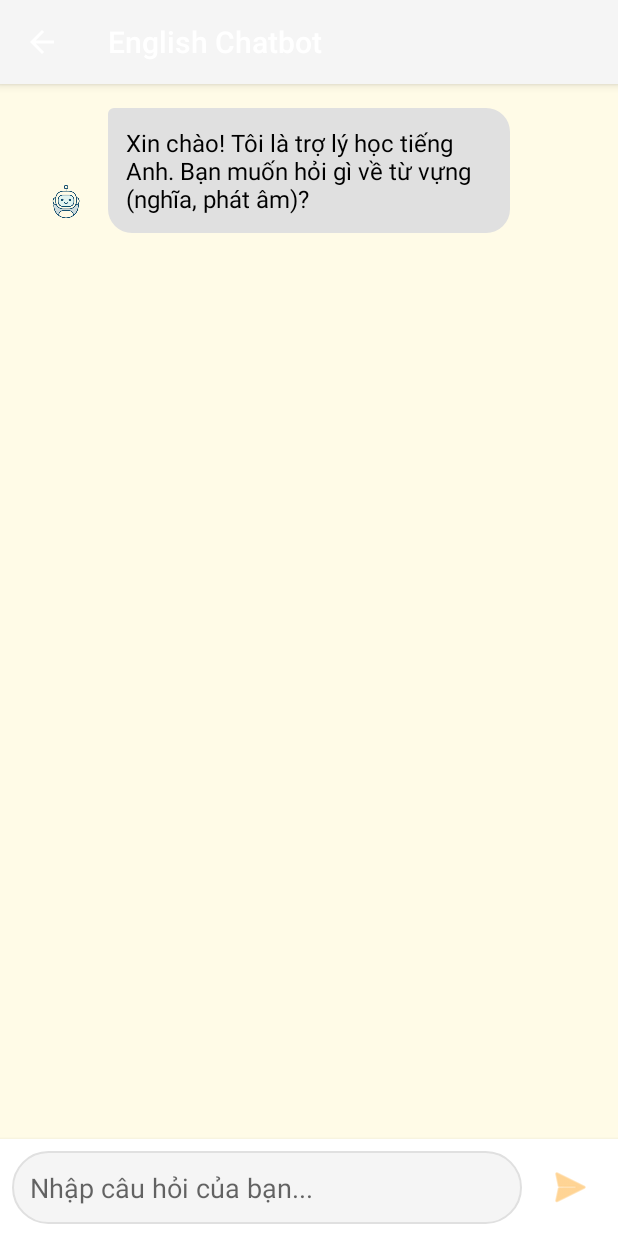
After one commit to vovod/mobile-app, an Android app: the ChatbotActivity screen opened directly, with no data from a screen before it, on a phone screen of 412 x 824 dp. The commit adds this screen. Run offline under Robolectric (Android 15) with nearby library versions, the phone set to English and light mode, and no system bars; libraries missing offline, so code that uses them is left out: com.google.ai.client; 3 statements that could not run were skipped.

Commit message:
add_chat_bot

```diff
--- /dev/null
+++ b/app/src/main/java/com/nhom13/learningenglishapp/activity/ChatbotActivity.java
@@ -0,0 +1,277 @@
+package com.nhom13.learningenglishapp.activity;
+
+import android.content.ActivityNotFoundException;
+import android.content.Intent;
+import android.os.Bundle;
+import android.speech.tts.TextToSpeech;
+import android.util.Log;
+import android.widget.EditText;
+import android.widget.ImageButton;
+import android.widget.Toast;
+
+import androidx.annotation.NonNull;
+import androidx.appcompat.app.AppCompatActivity;
+import androidx.appcompat.widget.Toolbar;
+import androidx.recyclerview.widget.LinearLayoutManager;
+import androidx.recyclerview.widget.RecyclerView;
+
+import com.google.ai.client.generativeai.GenerativeModel;
+import com.google.ai.client.generativeai.java.GenerativeModelFutures;
+import com.google.ai.client.generativeai.type.Content;
+import com.google.ai.client.generativeai.type.GenerateContentResponse;
+import com.google.ai.client.generativeai.type.GenerationConfig;
+import com.google.common.util.concurrent.FutureCallback;
+import com.google.common.util.concurrent.Futures;
+import com.google.common.util.concurrent.ListenableFuture;
+
+import com.nhom13.learningenglishapp.R;
+import com.nhom13.learningenglishapp.adapters.MessageAdapter;
+import com.nhom13.learningenglishapp.database.models.Message;
+
+import java.util.ArrayList;
+import java.util.List;
+import java.util.Locale;
+import java.util.concurrent.Executor;
+import java.util.concurrent.Executors;
+import java.util.regex.Matcher;
+import java.util.regex.Pattern;
+
+public class ChatbotActivity extends AppCompatActivity implements TextToSpeech.OnInitListener {
+
+    private static final String TAG = "ChatbotActivity";
+
+    private RecyclerView rvChatMessages;
+    private EditText etChatMessage;
+    private ImageButton btnSendMessage;
+    private MessageAdapter messageAdapter;
+    private List<Message> messageList;
+
+    private TextToSpeech textToSpeech;
+    private boolean isTtsInitialized = false;
+
+    private GenerativeModel gm;
+    private GenerativeModelFutures model;
+    private Executor mainExecutor;
+
+    @Override
+    protected void onCreate(Bundle savedInstanceState) {
+        super.onCreate(savedInstanceState);
+        setContentView(R.layout.activity_chatbot);
+
+        Toolbar toolbar = findViewById(R.id.toolbarChatbot);
+        setSupportActionBar(toolbar);
+        if (getSupportActionBar() != null) {
+            getSupportActionBar().setDisplayHomeAsUpEnabled(true);
+            getSupportActionBar().setDisplayShowHomeEnabled(true);
+        }
+
+        rvChatMessages = findViewById(R.id.rvChatMessages);
+        etChatMessage = findViewById(R.id.etChatMessage);
+        btnSendMessage = findViewById(R.id.btnSendMessage);
+
+        messageList = new ArrayList<>();
+        messageAdapter = new MessageAdapter(messageList);
+
+        LinearLayoutManager layoutManager = new LinearLayoutManager(this);
+        rvChatMessages.setLayoutManager(layoutManager);
+        rvChatMessages.setAdapter(messageAdapter);
+
+        textToSpeech = new TextToSpeech(this, this);
+        mainExecutor = Executors.newSingleThreadExecutor();
+
+        String apiKey = "API_Key_google_ai_studio"; //thay api vào đây hẹ hẹ
+
+
+        if (apiKey == null || apiKey.isEmpty() || apiKey.equals("YOUR_GEMINI_API_KEY_HERE") || apiKey.equals("null")) {
+            Log.e(TAG, "API Key is missing or not replaced.");
+            Toast.makeText(this, "Lỗi cấu hình: Thiếu API Key", Toast.LENGTH_LONG).show();
+            btnSendMessage.setEnabled(false);
+        } else {
+            GenerationConfig.Builder configBuilder = new GenerationConfig.Builder();
+            gm = new GenerativeModel("gemini-1.5-flash-latest", apiKey, configBuilder.build());
+            model = GenerativeModelFutures.from(gm);
+        }
+
+        btnSendMessage.setOnClickListener(v -> {
+            String userQuery = etChatMessage.getText().toString().trim();
+            if (!userQuery.isEmpty()) {
+                addUserMessage(userQuery);
+                etChatMessage.setText("");
+                if (model != null) {
+                    sendQueryToGemini(userQuery);
+                } else {
+                    addBotMessage("Lỗi: Chatbot chưa được cấu hình đúng cách (API Key).");
+                }
+            } else {
+                Toast.makeText(ChatbotActivity.this, "Vui lòng nhập câu hỏi", Toast.LENGTH_SHORT).show();
+            }
+        });
+
+        addBotMessage("Xin chào! Tôi là trợ lý học tiếng Anh. Bạn muốn hỏi gì về từ vựng (nghĩa, phát âm)?");
+    }
+
+    private void addUserMessage(String text) {
+        Message userMessage = new Message(text, Message.TYPE_USER);
+        messageList.add(userMessage);
+        messageAdapter.notifyItemInserted(messageList.size() - 1);
+        rvChatMessages.scrollToPosition(messageList.size() - 1);
+    }
+
+    private void addBotMessage(String text) {
+        Message botMessage = new Message(text, Message.TYPE_BOT);
+        messageList.add(botMessage);
+        messageAdapter.notifyItemInserted(messageList.size() - 1);
+        rvChatMessages.scrollToPosition(messageList.size() - 1);
+    }
+
+    private void sendQueryToGemini(String query) {
+        addBotMessage("Bot đang suy nghĩ...");
+
+        String prompt = "Bạn là một trợ lý học tiếng Anh thân thiện cho ứng dụng LearningEnglishApp. " +
+                "Nhiệm vụ của bạn là trả lời các câu hỏi của người dùng liên quan đến nghĩa và cách phát âm của từ tiếng Anh. " +
+                "Khi người dùng hỏi nghĩa một từ, hãy cung cấp nghĩa tiếng Việt của từ đó. " +
+                "Khi người dùng hỏi cách phát âm một từ, hãy xác nhận lại từ đó và nói rằng bạn sẽ phát âm nó, ví dụ: 'Okay, để tôi phát âm từ [tên từ] cho bạn nghe nhé.' Sau đó, ứng dụng sẽ dùng Text-To-Speech để phát âm. " +
+                "Nếu câu hỏi không rõ ràng hoặc không liên quan đến từ vựng, hãy trả lời một cách lịch sự rằng bạn chưa hiểu hoặc chỉ có thể giúp về nghĩa và phát âm từ. " +
+                "Câu hỏi của người dùng là: \"" + query + "\"";
+
+        Content content = new Content.Builder().addText(prompt).build();
+        ListenableFuture<GenerateContentResponse> response = model.generateContent(content);
+
+        Futures.addCallback(response, new FutureCallback<GenerateContentResponse>() {
+            @Override
+            public void onSuccess(GenerateContentResponse result) {
+                String resultText = "";
+                try {
+                    if (result != null && result.getText() != null) {
+                        resultText = result.getText();
+                        Log.i(TAG, "Gemini Response: " + resultText);
+                    } else {
+                        resultText = "Xin lỗi, tôi không thể xử lý yêu cầu này ngay bây giờ.";
+                        Log.e(TAG, "Gemini response or text is null.");
+                    }
+                } catch (Exception e) {
+                    resultText = "Đã có lỗi xảy ra khi xử lý phản hồi từ Gemini.";
+                    Log.e(TAG, "Error processing Gemini response: ", e);
+                }
+
+                final String finalResultText = resultText;
+                runOnUiThread(() -> {
+                    updateBotMessage(finalResultText);
+                    Pattern pattern = Pattern.compile("phát âm từ ['\"]?([a-zA-Z\\s]+)['\"]?", Pattern.CASE_INSENSITIVE);
+                    Matcher matcher = pattern.matcher(finalResultText);
+                    if (matcher.find()) {
+                        String wordToPronounce = matcher.group(1);
+                        if (wordToPronounce != null && !wordToPronounce.trim().isEmpty()) {
+                            speakWord(wordToPronounce.trim());
+                        }
+                    } else if (query.toLowerCase().startsWith("phát âm từ ")) {
+                        String wordFromQuery = query.substring("phát âm từ ".length()).trim();
+                        if (!wordFromQuery.isEmpty()) {
+                            speakWord(wordFromQuery);
+                        }
+                    }
+                });
+            }
+
+            @Override
+            public void onFailure(@NonNull Throwable t) {
+                Log.e(TAG, "Error calling Gemini API: ", t);
+                runOnUiThread(() -> {
+                    updateBotMessage("Xin lỗi, đã có lỗi xảy ra khi kết nối với trợ lý AI.");
+                });
+            }
+        }, mainExecutor);
+    }
+
+    private void updateBotMessage(String newText) {
+        if (!messageList.isEmpty() && messageList.get(messageList.size() - 1).getMessageType() == Message.TYPE_BOT) {
+            messageList.get(messageList.size() - 1).setMessageText(newText);
+            messageAdapter.notifyItemChanged(messageList.size() - 1);
+        } else {
+            addBotMessage(newText);
+        }
+        rvChatMessages.scrollToPosition(messageList.size() - 1);
+    }
+
+    @Override
+    public void onInit(int status) {
+        if (status == TextToSpeech.SUCCESS) {
+            isTtsInitialized = true;
+
+            int result = textToSpeech.setLanguage(Locale.US);
+            if (result == TextToSpeech.LANG_MISSING_DATA || result == TextToSpeech.LANG_NOT_SUPPORTED) {
+                Log.w(TAG, "US English not supported or missing. Trying UK English.");
+                result = textToSpeech.setLanguage(Locale.UK);
+                if (result == TextToSpeech.LANG_MISSING_DATA || result == TextToSpeech.LANG_NOT_SUPPORTED) {
+                    Log.w(TAG, "UK English not supported or missing. Trying general English.");
+                    result = textToSpeech.setLanguage(Locale.ENGLISH);
+                    if (result == TextToSpeech.LANG_MISSING_DATA || result == TextToSpeech.LANG_NOT_SUPPORTED) {
+                        Log.e(TAG, "General English also not supported or missing.");
+                        Toast.makeText(this, "Ngôn ngữ tiếng Anh không được TTS hỗ trợ đầy đủ.", Toast.LENGTH_SHORT).show();
+                        isTtsInitialized = false;
+                    } else {
+                        Log.i(TAG, "TextToSpeech set to general English.");
+                    }
+                } else {
+                    Log.i(TAG, "TextToSpeech set to UK English.");
+                }
+            } else {
+                Log.i(TAG, "TextToSpeech set to US English.");
+            }
+        } else {
+            isTtsInitialized = false;
+            Log.e(TAG, "Khởi tạo TextToSpeech thất bại! Status: " + status);
+            Toast.makeText(this, "Khởi tạo TextToSpeech thất bại", Toast.LENGTH_SHORT).show();
+        }
+    }
+
+    private void speakWord(String word) {
+        if (!isTtsInitialized) {
+            Log.e(TAG, "TTS is not initialized. Cannot speak.");
+            Toast.makeText(this, "TTS chưa sẵn sàng để phát âm.", Toast.LENGTH_SHORT).show();
+
+            return;
+        }
+
+        if (textToSpeech != null && !textToSpeech.isSpeaking()) {
+
+            Locale currentLang = textToSpeech.getLanguage();
+            if (currentLang == null || (!currentLang.equals(Locale.US) && !currentLang.equals(Locale.UK) && !currentLang.equals(Locale.ENGLISH))) {
+
+                Log.w(TAG, "TTS language was not set to English. Attempting to set again.");
+                int result = textToSpeech.setLanguage(Locale.US);
+                if (result == TextToSpeech.LANG_MISSING_DATA || result == TextToSpeech.LANG_NOT_SUPPORTED) {
+                    result = textToSpeech.setLanguage(Locale.UK);
+                    if (result == TextToSpeech.LANG_MISSING_DATA || result == TextToSpeech.LANG_NOT_SUPPORTED) {
+                        textToSpeech.setLanguage(Locale.ENGLISH);
+                    }
+                }
+            }
+
+            textToSpeech.speak(word, TextToSpeech.QUEUE_FLUSH, null, word.hashCode() + "");
+            Log.i(TAG, "TTS speaking word: " + word + " with language: " + textToSpeech.getLanguage());
+
+        } else if (textToSpeech == null) {
+            Log.e(TAG, "TextToSpeech is null (should not happen if isTtsInitialized is true).");
+        } else if (textToSpeech.isSpeaking()) {
+            Log.w(TAG, "TextToSpeech is already speaking.");
+
+        }
+    }
+
+    @Override
+    protected void onDestroy() {
+        if (textToSpeech != null) {
+            textToSpeech.stop();
+            textToSpeech.shutdown();
+            Log.i(TAG, "TextToSpeech đã được giải phóng.");
+        }
+        super.onDestroy();
+    }
+
+    @Override
+    public boolean onSupportNavigateUp() {
+        onBackPressed();
+        return true;
+    }
+}
--- /dev/null
+++ b/app/src/main/java/com/nhom13/learningenglishapp/adapters/MessageAdapter.java
@@ -0,0 +1,86 @@
+package com.nhom13.learningenglishapp.adapters;
+
+import android.view.LayoutInflater;
+import android.view.View;
+import android.view.ViewGroup;
+import android.widget.ImageView;
+import android.widget.TextView;
+
+import androidx.annotation.NonNull;
+import androidx.recyclerview.widget.RecyclerView;
+
+import com.nhom13.learningenglishapp.R;
+import com.nhom13.learningenglishapp.database.models.Message;
+
+import java.util.List;
+
+public class MessageAdapter extends RecyclerView.Adapter<RecyclerView.ViewHolder> {
+
+    private List<Message> messageList;
+
+    public MessageAdapter(List<Message> messageList) {
+        this.messageList = messageList;
+    }
+
+    @Override
+    public int getItemViewType(int position) {
+        return messageList.get(position).getMessageType();
+    }
+
+    @NonNull
+    @Override
+    public RecyclerView.ViewHolder onCreateViewHolder(@NonNull ViewGroup parent, int viewType) {
+        LayoutInflater inflater = LayoutInflater.from(parent.getContext());
+        if (viewType == Message.TYPE_USER) {
+            View view = inflater.inflate(R.layout.item_message_user, parent, false);
+            return new UserMessageViewHolder(view);
+        } else {
+            View view = inflater.inflate(R.layout.item_message_bot, parent, false);
+            return new BotMessageViewHolder(view);
+        }
+    }
+
+    @Override
+    public void onBindViewHolder(@NonNull RecyclerView.ViewHolder holder, int position) {
+        Message message = messageList.get(position);
+        if (holder.getItemViewType() == Message.TYPE_USER) {
+            ((UserMessageViewHolder) holder).bind(message);
+        } else {
+            ((BotMessageViewHolder) holder).bind(message);
+        }
+    }
+
+    @Override
+    public int getItemCount() {
+        return messageList == null ? 0 : messageList.size();
+    }
+
+    static class UserMessageViewHolder extends RecyclerView.ViewHolder {
+        TextView tvUserMessage;
+
+        UserMessageViewHolder(View itemView) {
+            super(itemView);
+            tvUserMessage = itemView.findViewById(R.id.tvUserMessage);
+        }
+
+        void bind(Message message) {
+            tvUserMessage.setText(message.getMessageText());
+        }
+    }
+
+    static class BotMessageViewHolder extends RecyclerView.ViewHolder {
+        TextView tvBotMessage;
+        ImageView ivBotAvatar;
+
+        BotMessageViewHolder(View itemView) {
+            super(itemView);
+            tvBotMessage = itemView.findViewById(R.id.tvBotMessage);
+            ivBotAvatar = itemView.findViewById(R.id.ivBotAvatar);
+        }
+
+        void bind(Message message) {
+            tvBotMessage.setText(message.getMessageText());
+
+        }
+    }
+}
--- /dev/null
+++ b/app/src/main/java/com/nhom13/learningenglishapp/database/models/Message.java
@@ -0,0 +1,39 @@
+package com.nhom13.learningenglishapp.database.models;
+public class Message {
+    public static final int TYPE_USER = 0;
+    public static final int TYPE_BOT = 1;
+
+    private String messageText;
+    private int messageType;
+    private long timestamp;
+
+    public Message(String messageText, int messageType) {
+        this.messageText = messageText;
+        this.messageType = messageType;
+        this.timestamp = System.currentTimeMillis();
+    }
+
+    public String getMessageText() {
+        return messageText;
+    }
+
+    public void setMessageText(String messageText) {
+        this.messageText = messageText;
+    }
+
+    public int getMessageType() {
+        return messageType;
+    }
+
+    public void setMessageType(int messageType) {
+        this.messageType = messageType;
+    }
+
+    public long getTimestamp() {
+        return timestamp;
+    }
+
+    public void setTimestamp(long timestamp) {
+        this.timestamp = timestamp;
+    }
+}
--- /dev/null
+++ b/app/src/main/res/drawable/bg_bot_message_bubble.xml
@@ -0,0 +1,9 @@
+<?xml version="1.0" encoding="utf-8"?>
+<shape xmlns:android="http://schemas.android.com/apk/res/android"
+    android:shape="rectangle">
+    <solid android:color="#E0E0E0"/> <corners android:radius="16dp"
+    android:topLeftRadius="4dp"
+    android:topRightRadius="16dp"
+    android:bottomLeftRadius="16dp"
+    android:bottomRightRadius="16dp"/>
+</shape>
--- /dev/null
+++ b/app/src/main/res/drawable/edittext_bg_chat.xml
@@ -0,0 +1,7 @@
+<?xml version="1.0" encoding="utf-8"?>
+<shape xmlns:android="http://schemas.android.com/apk/res/android"
+    android:shape="rectangle">
+    <solid android:color="#F5F5F5"/>
+    <corners android:radius="24dp"/>
+    <stroke android:width="1dp" android:color="#E0E0E0"/>
+</shape>
--- /dev/null
+++ b/app/src/main/res/layout/activity_chatbot.xml
@@ -0,0 +1,62 @@
+<?xml version="1.0" encoding="utf-8"?>
+<RelativeLayout xmlns:android="http://schemas.android.com/apk/res/android"
+    xmlns:app="http://schemas.android.com/apk/res-auto"
+    xmlns:tools="http://schemas.android.com/tools"
+    android:layout_width="match_parent"
+    android:layout_height="match_parent"
+    android:background="@color/backgroundLight"
+    tools:context=".activity.ChatbotActivity">  <androidx.appcompat.widget.Toolbar
+    android:id="@+id/toolbarChatbot"
+    android:layout_width="match_parent"
+    android:layout_height="?attr/actionBarSize"
+    android:background="?attr/colorPrimary"
+    app:title="English Chatbot"
+    app:titleTextColor="@android:color/white"
+    android:elevation="4dp"
+    android:theme="@style/ThemeOverlay.AppCompat.Dark.ActionBar"
+    app:popupTheme="@style/ThemeOverlay.AppCompat.Light"/>
+
+    <androidx.recyclerview.widget.RecyclerView
+        android:id="@+id/rvChatMessages"
+        android:layout_width="match_parent"
+        android:layout_height="match_parent"
+        android:layout_above="@id/layoutChatMessage"
+        android:layout_below="@id/toolbarChatbot"
+        android:clipToPadding="false"
+        android:padding="8dp"
+        app:layoutManager="androidx.recyclerview.widget.LinearLayoutManager"
+        tools:listitem="@layout/item_message_user" />
+
+    <LinearLayout
+        android:id="@+id/layoutChatMessage"
+        android:layout_width="match_parent"
+        android:layout_height="wrap_content"
+        android:layout_alignParentBottom="true"
+        android:orientation="horizontal"
+        android:padding="8dp"
+        android:background="@android:color/white"
+        android:elevation="4dp">
+
+        <EditText
+            android:id="@+id/etChatMessage"
+            android:layout_width="0dp"
+            android:layout_height="wrap_content"
+            android:layout_weight="1"
+            android:hint="Nhập câu hỏi của bạn..."
+            android:inputType="textMultiLine"
+            android:maxLines="4"
+            android:background="@drawable/edittext_bg_chat"
+            android:padding="12dp"
+            android:layout_marginEnd="8dp"/>
+
+        <ImageButton
+            android:id="@+id/btnSendMessage"
+            android:layout_width="48dp"
+            android:layout_height="48dp"
+            android:src="@android:drawable/ic_menu_send"
+            android:background="?attr/selectableItemBackgroundBorderless"
+            android:contentDescription="Gửi tin nhắn"
+            app:tint="@color/primaryColor" />
+    </LinearLayout>
+
+</RelativeLayout>
--- /dev/null
+++ b/app/src/main/res/layout/item_message_bot.xml
@@ -0,0 +1,30 @@
+<?xml version="1.0" encoding="utf-8"?>
+<LinearLayout xmlns:android="http://schemas.android.com/apk/res/android"
+    android:layout_width="match_parent"
+    android:layout_height="wrap_content"
+    android:orientation="horizontal"
+    android:paddingTop="8dp"
+    android:paddingBottom="8dp"
+    android:paddingStart="16dp"
+    android:paddingEnd="64dp"
+    android:gravity="start">
+
+    <ImageView
+        android:id="@+id/ivBotAvatar"
+        android:layout_width="40dp"
+        android:layout_height="40dp"
+        android:src="@drawable/icon_bot_avatar"
+        android:layout_marginEnd="8dp"
+        android:layout_gravity="bottom"
+        android:contentDescription="Bot Avatar"/>
+    <TextView
+        android:id="@+id/tvBotMessage"
+        android:layout_width="wrap_content"
+        android:layout_height="wrap_content"
+        android:background="@drawable/bg_bot_message_bubble"
+        android:padding="12dp"
+        android:textColor="@android:color/black"
+        android:textSize="16sp"
+        android:text="Đây là tin nhắn của bot"/>
+
+</LinearLayout>
--- a/build.gradle
+++ b/build.gradle
@@ -5,7 +5,7 @@ buildscript {
         mavenCentral()
     }
     dependencies {
-        classpath 'com.android.tools.build:gradle:8.4.1'
+        classpath 'com.android.tools.build:gradle:8.9.1'
         classpath 'com.google.gms:google-services:4.4.2'
 
         // NOTE: Do not place your application dependencies here; they belong
```
Also changed, not shown: app/build.gradle (+18 -12 lines), app/src/main/AndroidManifest.xml (+11 -0 lines), app/src/main/java/com/nhom13/learningenglishapp/activity/user/UserHomePageActivity.java (+22 -14 lines), app/src/main/res/drawable/bg_user_message_bubble.xml (added, +9 -0 lines), app/src/main/res/layout/item_message_user.xml (added, +22 -0 lines), app/src/main/res/layout/layout_main_menu.xml (+33 -0 lines), app/src/main/res/drawable/icon_bot_avatar.png (added), gradle/wrapper/gradle-wrapper.properties.
